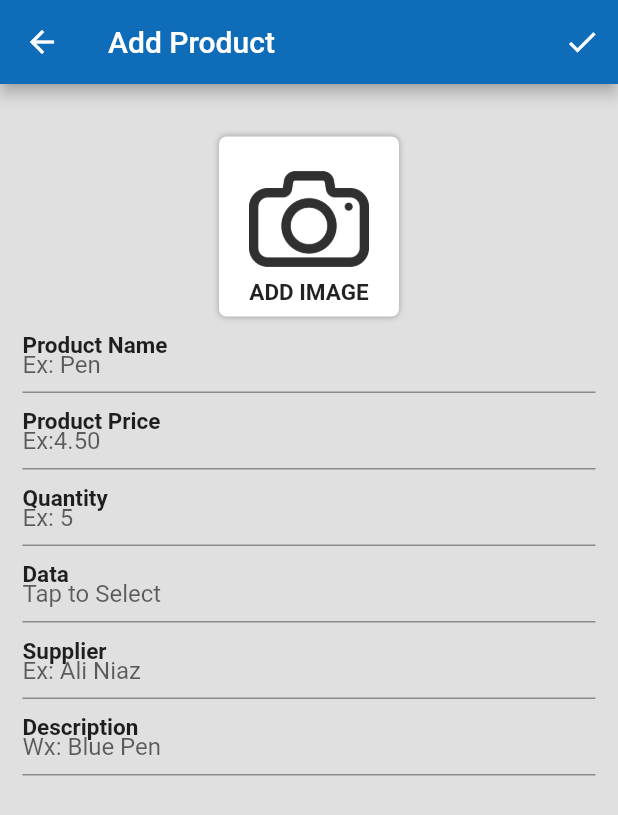
After one commit to AliNiaz990487/inventory_managnment_system, a Flutter app: the screen it shows after launch, after a tap on "Add Product", on a phone screen of 412 x 824 dp. The commit adds this screen. Shown: the top 815 px of the screen. Run offline on Flutter 3.47's test engine with Material 2 defaults, Android fonts, the phone set to English and light mode, and no system bars.

Commit message:
Added Product Page

```diff
--- /dev/null
+++ b/lib/add_product.dart
@@ -0,0 +1,107 @@
+import 'package:flutter/material.dart';
+const TextStyle mainTextStyle = TextStyle(
+  fontSize: 15,
+  fontWeight: FontWeight.bold
+);
+class AddProduct extends StatelessWidget{
+  const AddProduct({super.key});
+  final double gape = 10;
+  @override
+  Widget build(BuildContext context){
+    return Scaffold(
+      appBar: AppBar(
+        title: const Text("Add Product"),
+        backgroundColor: const Color.fromARGB(255, 15, 108, 184),
+        actions: const [
+          IconButton(onPressed: null,
+          icon: Icon(Icons.done, color: Colors.white))
+        ],
+      ),
+      backgroundColor: const Color.fromARGB(255, 224, 224, 224),
+      body: SingleChildScrollView(
+        child: Padding(
+          padding: const EdgeInsets.all(15),
+          child: Column(children:[
+            SizedBox(height: gape*2,),
+            const PickImage(),
+            SizedBox(height: gape,),
+            const DataEntry(mainText: 'Product Name', hintText: 'Ex: Pen'),
+            SizedBox(height: gape,),
+            const DataEntry(mainText: 'Product Price', hintText: 'Ex:4.50'),
+            SizedBox(height: gape,),
+            const DataEntry(mainText: 'Quantity', hintText: 'Ex: 5'),
+            SizedBox(height: gape,),
+            const DataEntry(mainText: 'Data', hintText: 'Tap to Select'),
+            SizedBox(height: gape,),
+            const DataEntry(mainText: 'Supplier', hintText: 'Ex: Ali Niaz'),
+            SizedBox(height: gape,),
+            const DataEntry(mainText: 'Description', hintText: 'Wx: Blue Pen')
+          ],),
+        )
+      ),
+    );
+  }
+}
+
+class PickImage extends StatefulWidget {
+  const PickImage({super.key});
+
+  @override
+  State<PickImage> createState() => _PickImageState();
+}
+
+class _PickImageState extends State<PickImage> {
+  @override
+  Widget build(BuildContext context) {
+    return Container(
+      height: 120,
+      width: 120,
+      decoration: BoxDecoration(
+        color: Colors.white,
+        borderRadius: BorderRadius.circular(5),
+        boxShadow: const [
+          BoxShadow(
+            color: Colors.grey,
+            blurRadius: 3)
+        ]
+      ),
+      alignment: Alignment.center,
+      child: Column(
+        children: const [
+          SizedBox(height: 15,),
+          Image(
+            width: 80,
+            height: 80,
+            image: AssetImage('assets/Camera.png')),
+          Text('ADD IMAGE', style: mainTextStyle)
+        ],
+      )
+    );
+  }
+}
+
+class DataEntry extends StatelessWidget{
+  const DataEntry({
+    super.key,
+    required this.mainText,
+    required this.hintText,
+  });
+  final String mainText;
+  final String hintText;
+  @override
+  Widget build(BuildContext context){
+    return Column(
+      crossAxisAlignment: CrossAxisAlignment.start,
+      children: [
+      Text(mainText, style: mainTextStyle),
+      SizedBox(
+        height: 23,
+        child: TextField(
+          decoration: InputDecoration(
+            hintText: hintText,
+          ),
+        ),
+      ),
+    ],);
+  }
+}
--- a/lib/home_page.dart
+++ b/lib/home_page.dart
@@ -1,4 +1,5 @@
 import 'package:flutter/material.dart';
+import 'package:inventory_managnment_system/add_product.dart';
 
 class HomePage extends StatelessWidget {
   const HomePage({super.key});
@@ -39,6 +40,12 @@ class HomePage extends StatelessWidget {
                   )),
                   SizedBox(width: gape),
                   Expanded(
+                    child: InkWell(
+                      onTap:() => Navigator.push(
+                        context,
+                        MaterialPageRoute(builder:(context) =>
+                        AddProduct(),)
+                      ),
                       child: HomePageCard(
                       widget: Column(
                         children: [
@@ -47,10 +54,12 @@ class HomePage extends StatelessWidget {
                             child: Image.asset('assets/delivery.png', color: Colors.white),
                           ),
                           SizedBox(height: gape),
-                        Expanded(child: Text('Product List', style: mainTextStyle)),
+                          Expanded(child: Text('Add Product', style: mainTextStyle)),
                         ],
                       ),
-                  )),
+                    ),
+                    ),
+                  ),
                 ],
               ),
             ),
```
Also changed, not shown: assets/Camera.png (added). Lines whose indentation alone changed are shown as unchanged.
